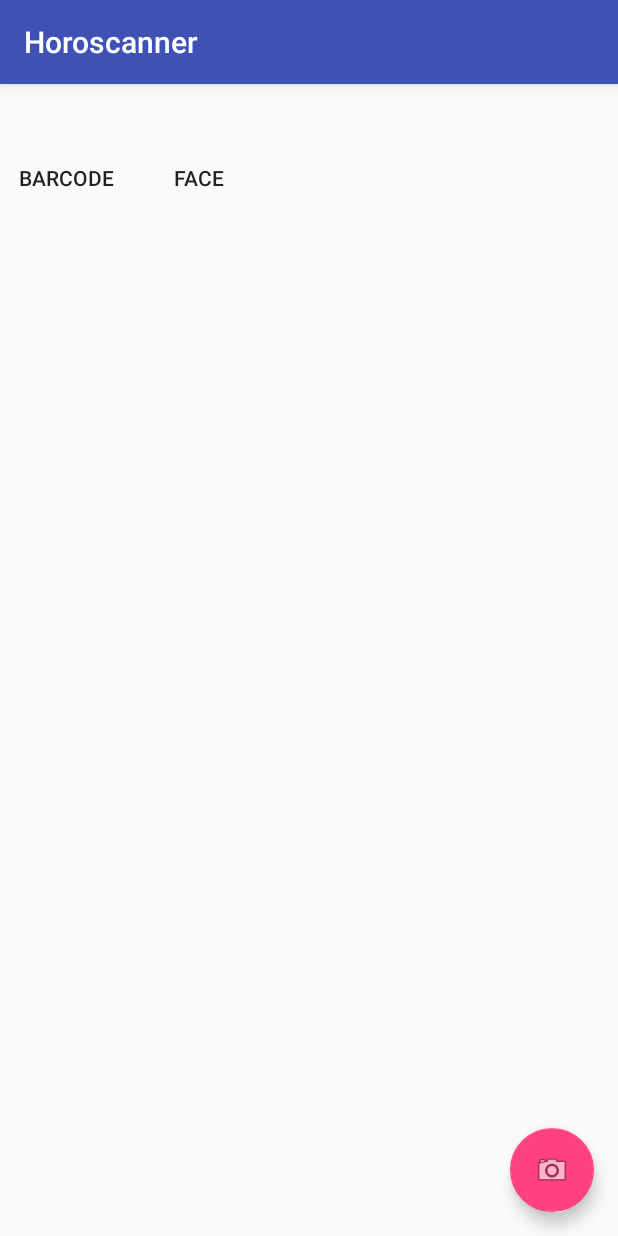
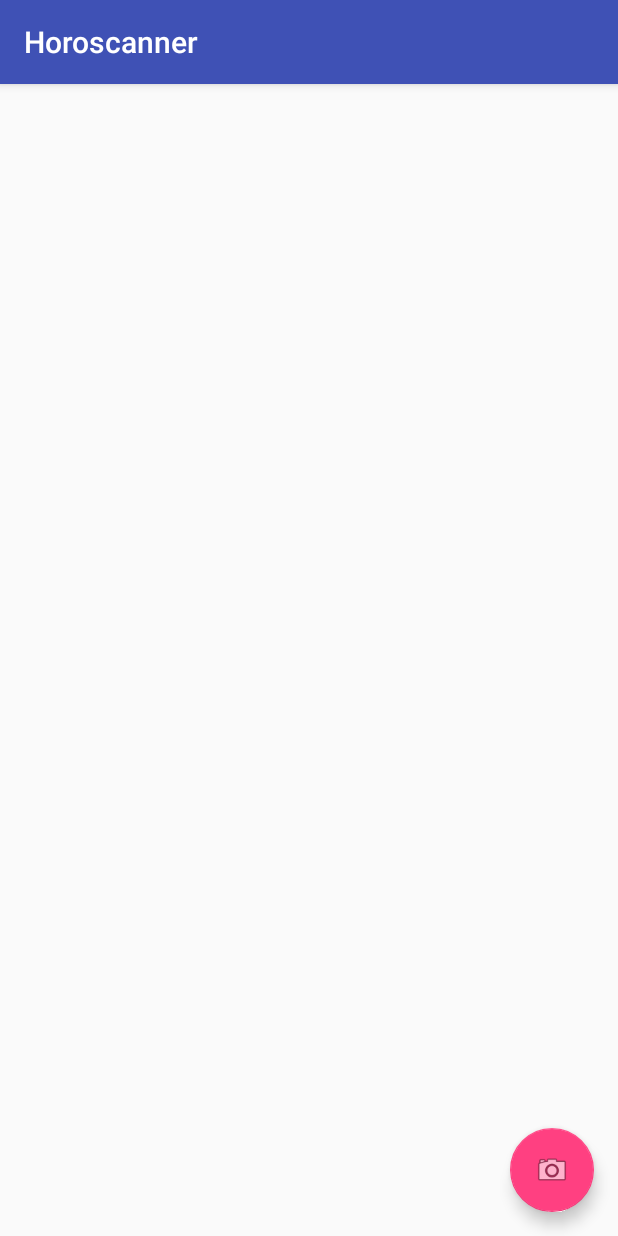
Before and after one commit to Ampersandnz/Horoscanner, an Android app: the screen it shows after launch (MainActivity), on a phone screen of 412 x 824 dp. Run offline under Robolectric (Android 15) with nearby library versions, the phone set to English and light mode, and no system bars; libraries missing offline, so code that uses them is left out: com.google.android.gms.

Commit message:
Huge progress! Faces are now circled in the preview image. Also stripped out a lot of unnecessary code (no more barcode scanning), and cleaned up the way scan results are generated.

```diff
--- a/app/src/main/java/com/android/michaello/horoscanner/Scanner.java
+++ /dev/null
@@ -1,7 +0,0 @@
-package com.android.michaello.horoscanner;
-
-import android.graphics.Bitmap;
-
-public interface Scanner {
-    ScanResult scan(Bitmap b);
-}
--- a/app/src/main/res/layout/content_main.xml
+++ b/app/src/main/res/layout/content_main.xml
@@ -24,32 +24,20 @@
         android:text="" />
 
     <TextView
+        android:id="@+id/txt_scan_result_text_2"
+        android:layout_width="wrap_content"
+        android:layout_height="wrap_content"
+        android:text="" />
+
+    <TextView
         android:id="@+id/txt_scan_result_number"
         android:layout_width="wrap_content"
         android:layout_height="wrap_content"
         android:text="" />
 
-    <LinearLayout
-        android:id="@+id/list_scan_buttons"
-        style="?android:attr/buttonBarStyle"
+    <TextView
+        android:id="@+id/txt_scan_result_number_2"
         android:layout_width="wrap_content"
         android:layout_height="wrap_content"
-        android:orientation="horizontal">
-
-        <Button
-            android:id="@+id/btn_scan_test_barcode"
-            style="?android:attr/borderlessButtonStyle"
-            android:layout_width="wrap_content"
-            android:layout_height="wrap_content"
-            android:onClick="onButtonClick"
-            android:text="@string/btn_scan_test_barcode" />
-
-        <Button
-            android:id="@+id/btn_scan_test_face"
-            style="?android:attr/borderlessButtonStyle"
-            android:layout_width="wrap_content"
-            android:layout_height="wrap_content"
-            android:onClick="onButtonClick"
-            android:text="@string/btn_scan_test_face" />
-    </LinearLayout>
+        android:text="" />
 </LinearLayout>
--- a/app/src/main/res/values/strings.xml
+++ b/app/src/main/res/values/strings.xml
@@ -4,16 +4,11 @@
 
     <string name="action_settings">Settings</string>
 
-    <string name="btn_scan_test_barcode">Barcode</string>
     <string name="btn_scan_test_face">Face</string>
 
     <string name="error_no_detector">Could not set up the detector.</string>
     <string name="error_no_scanner">No scanner of this type exists.</string>
     <string name="error_no_face">No faces found in image.</string>
 
-    <string name="scan_result_test">Test scanner return value</string>
-
-    <string name="default_qr">Default hardcoded QR code image for testing</string>
-
     <string name="img_photo">The most recent photo scanned</string>
 </resources>
```
Also changed, not shown: app/src/main/java/com/android/michaello/horoscanner/FaceScanner.java (+7 -12 lines), app/src/main/java/com/android/michaello/horoscanner/MainActivity.java (+70 -42 lines), app/src/main/java/com/android/michaello/horoscanner/QRScanner.java (deleted, +0 -44 lines), app/src/main/java/com/android/michaello/horoscanner/ScanResult.java (deleted, +0 -42 lines), app/src/main/java/com/android/michaello/horoscanner/TestScanner.java (deleted, +0 -48 lines), app/src/main/res/drawable/puppy.png (deleted).
